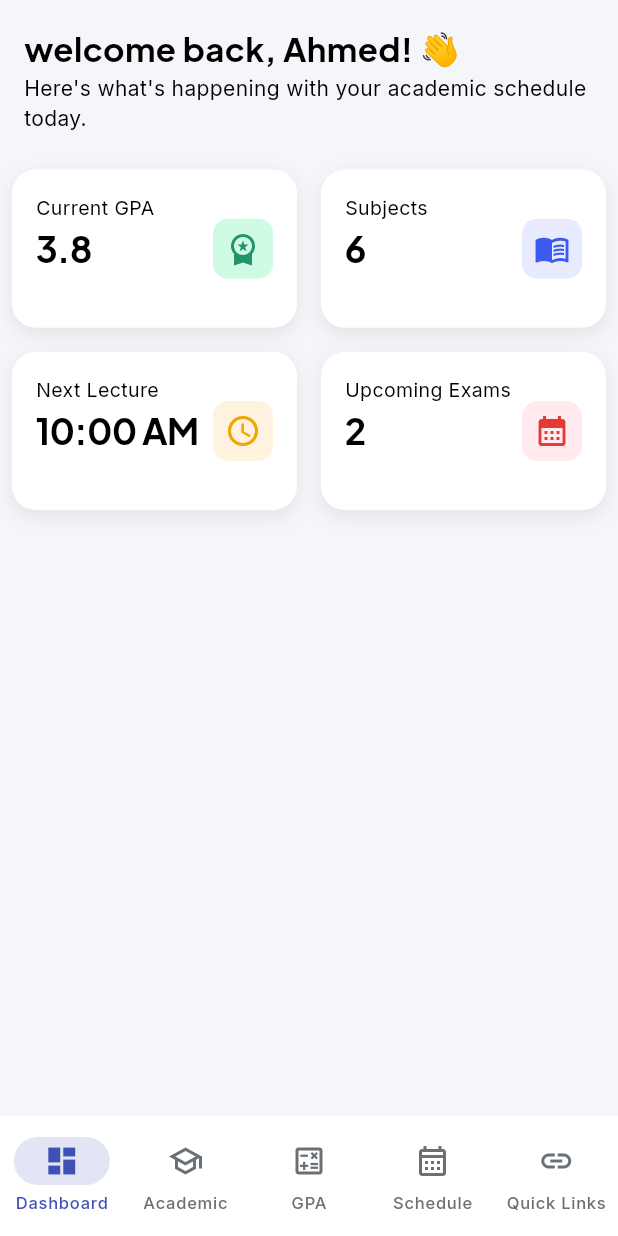
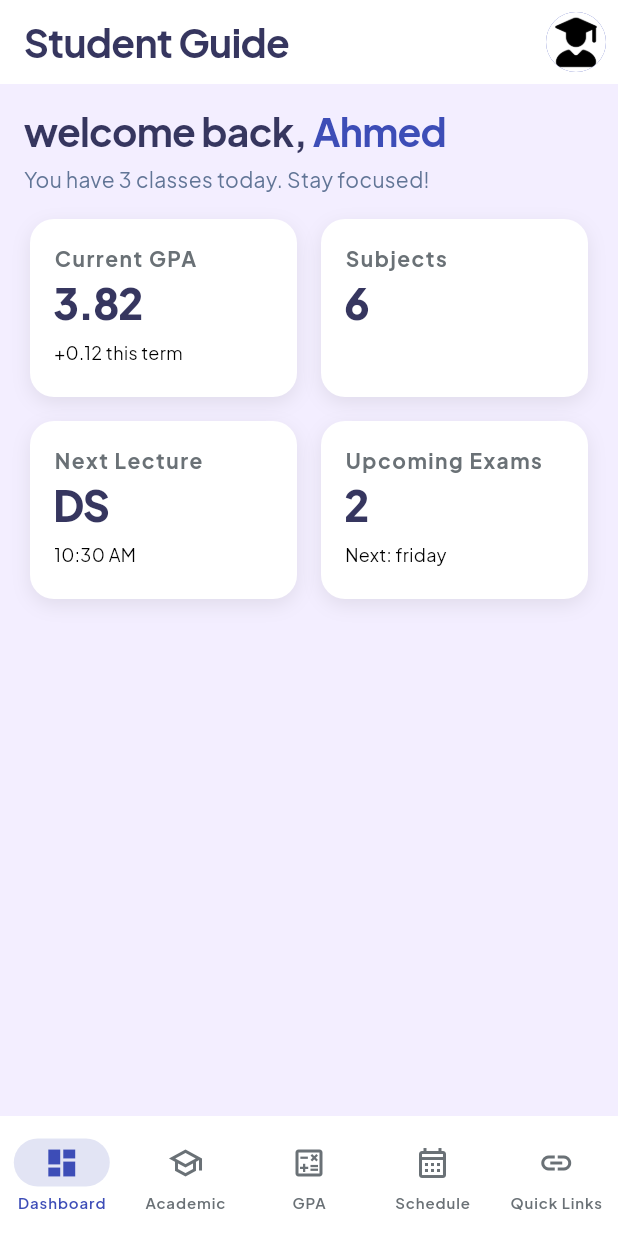
Before and after one commit to ahmedayman334/student-guide-app, a Flutter app: the screen it shows after launch, on a phone screen of 412 x 824 dp. Run offline on Flutter 3.47's test engine with Material 3 defaults, Android fonts, the phone set to English and light mode, and no system bars; our stand-ins replace go_router, google_fonts.

Commit message:
dashboard view

```diff
--- /dev/null
+++ b/mobile/student_guide/lib/core/constants/app_images.dart
@@ -0,0 +1,3 @@
+class AppImages {
+  static const profileImage = "assets/student_avatar.jpeg";
+}
--- a/mobile/student_guide/lib/core/theming/app_colors.dart
+++ b/mobile/student_guide/lib/core/theming/app_colors.dart
@@ -4,18 +4,18 @@ class AppColors {
   AppColors._();
 
   // ─── Brand ─────────────────────────────────────
-  static const Color primary = Color(0xFF3F51B5); // deep blue
+  static const Color primary = Color(0xFF3D4DB7); // deep blue
   static const Color secondary = Color(0xFF009688); // teal
   static const Color tertiary = Color(0xFFFFB300); // amber
 
   // ─── Light Theme ───────────────────────────────
   static const Color background = Color(0xFFFFFFFF);
-  static const Color scaffoldBackground = Color(0xFFF5F6FA);
+  static const Color scaffoldBackground = Color(0xFFF3EEFF);
   static const Color cardBackground = Color(0xFFFFFFFF);
   static const Color surfaceGrey = Color(0xFFEEEFF5);
 
-  static const Color textPrimary = Color(0xFF1A1A2E);
-  static const Color textSecondary = Color(0xFF6B7280);
+  static const Color textPrimary = Color(0xFF36365F);
+  static const Color textSecondary = Color(0xFF617596);
   static const Color textHint = Color(0xFFADB5BD);
 
   static const Color accent = Color(0xFF3F51B5);
@@ -28,7 +28,7 @@ class AppColors {
   static const Color divider = Color(0xFFE9ECEF);
 
   // ─── Dark Theme ────────────────────────────────
-  static const Color darkPrimary = Color(0xFF7986CB);
+  static const Color darkPrimary = Color(0xFF6674CC);
   static const Color darkBackground = Color(0xFF12121F);
   static const Color darkScaffoldBackground = Color(0xFF12121F);
   static const Color darkCardBackground = Color(0xFF1E1E32);
--- a/mobile/student_guide/lib/core/theming/app_text_style.dart
+++ b/mobile/student_guide/lib/core/theming/app_text_style.dart
@@ -4,15 +4,22 @@ import 'package:google_fonts/google_fonts.dart';
 class AppTextStyles {
   AppTextStyles._();
 
-  // Headings — Plus Jakarta Sans
+  static TextStyle displayTitle = GoogleFonts.plusJakartaSans(
+    fontSize: 28,
+    fontWeight: FontWeight.w800,
+    letterSpacing: -0.8,
+    height: 1.15,
+  );
+
   static TextStyle heading1 = GoogleFonts.plusJakartaSans(
-    fontSize: 24,
+    fontSize: 26,
     fontWeight: FontWeight.bold,
     letterSpacing: -0.5,
+    height: 1.2,
   );
 
   static TextStyle heading2 = GoogleFonts.plusJakartaSans(
-    fontSize: 20,
+    fontSize: 18,
     fontWeight: FontWeight.bold,
     letterSpacing: -0.3,
   );
@@ -20,44 +27,120 @@ class AppTextStyles {
   static TextStyle heading3 = GoogleFonts.plusJakartaSans(
     fontSize: 16,
     fontWeight: FontWeight.w600,
+    letterSpacing: -0.2,
   );
 
-  // Body — Inter
-  static TextStyle bodyLarge = GoogleFonts.inter(
+  static TextStyle statNumber = GoogleFonts.plusJakartaSans(
+    fontSize: 28,
+    fontWeight: FontWeight.w800,
+    letterSpacing: -1.0,
+    height: 1.0,
+  );
+
+  static TextStyle statNumberSmall = GoogleFonts.plusJakartaSans(
+    fontSize: 14,
+    fontWeight: FontWeight.bold,
+    letterSpacing: -0.5,
+  );
+
+  static TextStyle sectionLabel = GoogleFonts.plusJakartaSans(
+    fontSize: 11,
+    fontWeight: FontWeight.w600,
+    letterSpacing: 1.2,
+    height: 1.4,
+  );
+
+  static TextStyle cardLabel = GoogleFonts.plusJakartaSans(
+    fontSize: 14,
+    fontWeight: FontWeight.w700,
+    letterSpacing: 1.0,
+    height: 1.4,
+  );
+
+  static TextStyle bodyMedium = GoogleFonts.plusJakartaSans(
+    fontSize: 13,
+    fontWeight: FontWeight.normal,
+    height: 1.5,
+  );
+
+  static TextStyle bodySmall = GoogleFonts.plusJakartaSans(
+    fontSize: 12,
+    fontWeight: FontWeight.normal,
+    height: 1.45,
+  );
+
+  static TextStyle subtitle = GoogleFonts.plusJakartaSans(
+    fontSize: 14,
+    fontWeight: FontWeight.normal,
+    height: 1.5,
+  );
+
+  static TextStyle buttonPrimary = GoogleFonts.plusJakartaSans(
     fontSize: 15,
+    fontWeight: FontWeight.w600,
+    letterSpacing: 0.1,
+  );
+
+  static TextStyle buttonSecondary = GoogleFonts.plusJakartaSans(
+    fontSize: 14,
+    fontWeight: FontWeight.w500,
+  );
+
+  static TextStyle linkText = GoogleFonts.plusJakartaSans(
+    fontSize: 13,
+    fontWeight: FontWeight.w600,
+    letterSpacing: 0.1,
+  );
+
+  static TextStyle timeSlot = GoogleFonts.plusJakartaSans(
+    fontSize: 13,
+    fontWeight: FontWeight.w600,
+  );
+
+  static TextStyle badge = GoogleFonts.plusJakartaSans(
+    fontSize: 10,
+    fontWeight: FontWeight.bold,
+    letterSpacing: 0.8,
+  );
+
+  static TextStyle inputLabel = GoogleFonts.plusJakartaSans(
+    fontSize: 13,
+    fontWeight: FontWeight.w600,
+    height: 1.4,
+  );
+
+  static TextStyle inputHint = GoogleFonts.plusJakartaSans(
+    fontSize: 14,
     fontWeight: FontWeight.normal,
   );
 
-  static TextStyle bodyMedium = GoogleFonts.inter(
+  static TextStyle inputValue = GoogleFonts.plusJakartaSans(
+    fontSize: 14,
+    fontWeight: FontWeight.w500,
+  );
+
+  static TextStyle profileName = GoogleFonts.plusJakartaSans(
+    fontSize: 22,
+    fontWeight: FontWeight.bold,
+    letterSpacing: -0.3,
+  );
+
+  static TextStyle profileSubtitle = GoogleFonts.plusJakartaSans(
     fontSize: 13,
     fontWeight: FontWeight.normal,
+    height: 1.4,
   );
 
-  static TextStyle bodySmall = GoogleFonts.inter(
-    fontSize: 11,
-    fontWeight: FontWeight.normal,
+  static TextStyle navLabel = GoogleFonts.plusJakartaSans(
+    fontSize: 10,
+    fontWeight: FontWeight.w600,
+    letterSpacing: 0.6,
   );
 
-  // Labels — Inter
-  static TextStyle labelLarge = GoogleFonts.inter(
-    fontSize: 14,
-    fontWeight: FontWeight.w600,
-  );
-
-  static TextStyle labelSmall = GoogleFonts.inter(
-    fontSize: 11,
-    fontWeight: FontWeight.w500,
-    letterSpacing: 0.5,
-  );
-
-  // Welcome
-  static TextStyle welcomeTitle = GoogleFonts.plusJakartaSans(
-    fontSize: 22,
-    fontWeight: FontWeight.bold,
-  );
-
-  static TextStyle welcomeSubtitle = GoogleFonts.inter(
-    fontSize: 14,
+  static TextStyle tipText = GoogleFonts.plusJakartaSans(
+    fontSize: 13,
     fontWeight: FontWeight.normal,
+    fontStyle: FontStyle.italic,
+    height: 1.5,
   );
 }
--- a/mobile/student_guide/lib/core/theming/app_theme.dart
+++ b/mobile/student_guide/lib/core/theming/app_theme.dart
@@ -41,9 +41,9 @@ class AppTheme {
       }),
       labelTextStyle: WidgetStateProperty.resolveWith((states) {
         if (states.contains(WidgetState.selected)) {
-          return AppTextStyles.labelSmall.copyWith(color: AppColors.primary);
+          return AppTextStyles.navLabel.copyWith(color: AppColors.primary);  // was: labelSmall
         }
-        return AppTextStyles.labelSmall.copyWith(
+        return AppTextStyles.navLabel.copyWith(
           color: AppColors.bottomNavInactive,
         );
       }),
@@ -55,7 +55,7 @@ class AppTheme {
         elevation: 0,
         padding: const EdgeInsets.symmetric(horizontal: 24, vertical: 14),
         shape: RoundedRectangleBorder(borderRadius: BorderRadius.circular(12)),
-        textStyle: AppTextStyles.labelLarge,
+        textStyle: AppTextStyles.buttonPrimary,  // was: labelLarge
       ),
     ),
     inputDecorationTheme: InputDecorationTheme(
@@ -66,7 +66,7 @@ class AppTheme {
         borderSide: BorderSide.none,
       ),
       contentPadding: const EdgeInsets.symmetric(horizontal: 16, vertical: 14),
-      hintStyle: AppTextStyles.bodyMedium,
+      hintStyle: AppTextStyles.inputHint,  // was: bodyMedium
     ),
     dividerTheme: const DividerThemeData(
       color: AppColors.divider,
@@ -109,11 +109,11 @@ class AppTheme {
       }),
       labelTextStyle: WidgetStateProperty.resolveWith((states) {
         if (states.contains(WidgetState.selected)) {
-          return AppTextStyles.labelSmall.copyWith(
+          return AppTextStyles.navLabel.copyWith(
             color: AppColors.darkPrimary,
-          );
+          );  // was: labelSmall
         }
-        return AppTextStyles.labelSmall.copyWith(
+        return AppTextStyles.navLabel.copyWith(
           color: AppColors.darkBottomNavInactive,
         );
       }),
@@ -125,7 +125,7 @@ class AppTheme {
         elevation: 0,
         padding: const EdgeInsets.symmetric(horizontal: 24, vertical: 14),
         shape: RoundedRectangleBorder(borderRadius: BorderRadius.circular(12)),
-        textStyle: AppTextStyles.labelLarge,
+        textStyle: AppTextStyles.buttonPrimary,  // was: labelLarge
       ),
     ),
     inputDecorationTheme: InputDecorationTheme(
@@ -136,7 +136,7 @@ class AppTheme {
         borderSide: BorderSide.none,
       ),
       contentPadding: const EdgeInsets.symmetric(horizontal: 16, vertical: 14),
-      hintStyle: AppTextStyles.bodyMedium,
+      hintStyle: AppTextStyles.inputHint,  // was: bodyMedium
     ),
     dividerTheme: const DividerThemeData(
       color: AppColors.darkDivider,
--- a/mobile/student_guide/lib/features/dashboard/models/stat_card_model.dart
+++ b/mobile/student_guide/lib/features/dashboard/models/stat_card_model.dart
@@ -1,49 +1,22 @@
-
-import 'package:flutter/material.dart';
-
 class StatCardModel {
   final String title;
   final String value;
-  final IconData icon;
-  final Color iconColor;
-  final Color iconBgColor;
+  final String? subtitle;
 
   const StatCardModel({
     required this.title,
     required this.value,
-    required this.icon,
-    required this.iconColor,
-    required this.iconBgColor,
+    this.subtitle,
   });
 }
 
 final List<StatCardModel> statCards = [
   StatCardModel(
     title: 'Current GPA',
-    value: '3.8',
-    icon: Icons.workspace_premium,
-    iconColor: Color(0xff219469),
-    iconBgColor: Color(0xffcffbe4),
+    value: '3.82',
+    subtitle: "+0.12 this term",
   ),
-  StatCardModel(
-    title: 'Subjects',
-    value: '6',
-    icon: Icons.menu_book,
-    iconColor: Color(0xff3d5af1),
-    iconBgColor: Color(0xffe8ebfd),
-  ),
-  StatCardModel(
-    title: 'Next Lecture',
-    value: '10:00 AM',
-    icon: Icons.access_time,
-    iconColor: Color(0xfff0a500),
-    iconBgColor: Color(0xfffff3e0),
-  ),
-  StatCardModel(
-    title: 'Upcoming Exams',
-    value: '2',
-    icon: Icons.calendar_month,
-    iconColor: Color(0xffe53935),
-    iconBgColor: Color(0xffffebee),
-  ),
+  StatCardModel(title: 'Subjects', value: '6'),
+  StatCardModel(title: 'Next Lecture', value: "DS", subtitle: "10:30 AM"),
+  StatCardModel(title: 'Upcoming Exams', value: '2', subtitle: "Next: friday"),
 ];
--- a/mobile/student_guide/lib/features/dashboard/views/view/dashboard_view.dart
+++ b/mobile/student_guide/lib/features/dashboard/views/view/dashboard_view.dart
@@ -9,13 +9,13 @@ class DashboardView extends StatelessWidget {
   @override
   Widget build(BuildContext context) {
     return Scaffold(
-      body: SafeArea(
-        child: CustomScrollView(
-          slivers: [
-            SliverToBoxAdapter(child: WelcomeMessage(name: 'Ahmed')),
-            StatCardGridView(),
-          ],
-        ),
+      body: CustomScrollView(
+        slivers: [
+          SliverToBoxAdapter(
+            child: WelcomeMessage(name: 'Ahmed', classCount: 3),
+          ),
+          StatCardGridView(),
+        ],
       ),
     );
   }
--- /dev/null
+++ b/mobile/student_guide/lib/features/dashboard/views/widgets/boost_your_gpa_widget.dart
@@ -0,0 +1,11 @@
+
+import 'package:flutter/widgets.dart';
+
+class BoostYourGpaWidget extends StatelessWidget {
+  const BoostYourGpaWidget({super.key});
+
+  @override
+  Widget build(BuildContext context) {
+    return Container();
+  }
+}
--- /dev/null
+++ b/mobile/student_guide/lib/features/dashboard/views/widgets/quick_tasks_widget.dart
@@ -0,0 +1,10 @@
+import 'package:flutter/widgets.dart';
+
+class QuickTasksWidget extends StatelessWidget {
+  const QuickTasksWidget({super.key});
+
+  @override
+  Widget build(BuildContext context) {
+    return Container();
+  }
+}
--- a/mobile/student_guide/lib/features/dashboard/views/widgets/stat_card_grid_view.dart
+++ b/mobile/student_guide/lib/features/dashboard/views/widgets/stat_card_grid_view.dart
@@ -8,13 +8,13 @@ class StatCardGridView extends StatelessWidget {
   @override
   Widget build(BuildContext context) {
     return SliverPadding(
-      padding: const EdgeInsets.all(8.0),
+      padding: const EdgeInsets.symmetric(horizontal: 20),
       sliver: SliverGrid(
         gridDelegate: SliverGridDelegateWithFixedCrossAxisCount(
           crossAxisCount: 2,
           crossAxisSpacing: 16,
           mainAxisSpacing: 16,
-          childAspectRatio: 1.8,
+          childAspectRatio: 1.5,
         ),
 
         delegate: SliverChildListDelegate(
@@ -22,9 +22,7 @@ class StatCardGridView extends StatelessWidget {
             return StatCard(
               title: card.title,
               value: card.value,
-              icon: card.icon,
-              iconColor: card.iconColor,
-              iconBackgroundColor: card.iconBgColor,
+              subtitle: card.subtitle,
             );
           }).toList(),
         ),
--- a/mobile/student_guide/lib/features/dashboard/views/widgets/stat_card_widget.dart
+++ b/mobile/student_guide/lib/features/dashboard/views/widgets/stat_card_widget.dart
@@ -1,19 +1,17 @@
 import 'package:flutter/material.dart';
+import 'package:student_guide/core/theming/app_colors.dart';
 import 'package:student_guide/core/theming/app_text_style.dart';
 
 class StatCard extends StatelessWidget {
   final String title;
   final String value;
-  final IconData icon;
-  final Color iconColor;
-  final Color iconBackgroundColor;
+  final String? subtitle;
+
   const StatCard({
     super.key,
     required this.title,
     required this.value,
-    required this.icon,
-    required this.iconColor,
-    required this.iconBackgroundColor,
+    this.subtitle,
   });
 
   @override
@@ -31,29 +29,26 @@ class StatCard extends StatelessWidget {
           ),
         ],
       ),
+      child: Column(
+        crossAxisAlignment: CrossAxisAlignment.start,
 
-      child: Row(
         children: [
-          Column(
-            crossAxisAlignment: CrossAxisAlignment.start,
+          Text(
+            title,
+            style: AppTextStyles.cardLabel.copyWith(
+              color: AppColors.bottomNavInactive,
+            ),
+          ),
 
-            children: [
-              Text(title, style: AppTextStyles.bodyMedium),
-              Text(value, style: AppTextStyles.heading1),
-            ],
+          SizedBox(height: 6),
+          Text(
+            value,
+            style: AppTextStyles.statNumber.copyWith(
+              color: AppColors.textPrimary,
+            ),
           ),
-          const Spacer(),
-          Container(
-            decoration: BoxDecoration(
-              color: iconBackgroundColor,
-
-              borderRadius: BorderRadius.circular(10),
-            ),
-            height: 40,
-            width: 40,
-
-            child: Center(child: Icon(icon, color: iconColor)),
-          ),
+          SizedBox(height: 10),
+          if (subtitle != null) Text(subtitle!, style: AppTextStyles.bodySmall),
         ],
       ),
     );
--- /dev/null
+++ b/mobile/student_guide/lib/features/dashboard/views/widgets/today_schedule_widget.dart
@@ -0,0 +1,10 @@
+import 'package:flutter/widgets.dart';
+
+class TodayScheduleWidget extends StatelessWidget {
+  const TodayScheduleWidget({super.key});
+
+  @override
+  Widget build(BuildContext context) {
+    return Container();
+  }
+}
--- a/mobile/student_guide/lib/features/dashboard/views/widgets/welcome_message_widget.dart
+++ b/mobile/student_guide/lib/features/dashboard/views/widgets/welcome_message_widget.dart
@@ -1,9 +1,15 @@
-import 'package:flutter/widgets.dart';
+import 'package:flutter/material.dart';
+import 'package:student_guide/core/theming/app_colors.dart';
 import 'package:student_guide/core/theming/app_text_style.dart';
 
 class WelcomeMessage extends StatelessWidget {
   final String name;
-  const WelcomeMessage({super.key, required this.name});
+  final int classCount;
+  const WelcomeMessage({
+    super.key,
+    required this.name,
+    required this.classCount,
+  });
 
   @override
   Widget build(BuildContext context) {
@@ -12,10 +18,31 @@ class WelcomeMessage extends StatelessWidget {
       child: Column(
         crossAxisAlignment: CrossAxisAlignment.start,
         children: [
-          Text("welcome back, $name! 👋", style: AppTextStyles.welcomeTitle),
+          RichText(
+            text: TextSpan(
+              children: [
+                TextSpan(
+                  text: "welcome back, ",
+                  style: AppTextStyles.heading1.copyWith(
+                    color: AppColors.textPrimary,
+                  ),
+                ),
+                TextSpan(
+                  text: name,
+                  style: AppTextStyles.heading1.copyWith(
+                    color: AppColors.primary,
+                  ),
+                ),
+              ],
+            ),
+          ),
+
+          SizedBox(height: 6),
           Text(
-            "Here's what's happening with your academic schedule today.",
-            style: AppTextStyles.welcomeSubtitle,
+            "You have $classCount classes today. Stay focused!",
+            style: AppTextStyles.subtitle.copyWith(
+              color: AppColors.textSecondary,
+            ),
           ),
         ],
       ),
--- a/mobile/student_guide/lib/features/profile/views/view/profile_view.dart
+++ b/mobile/student_guide/lib/features/profile/views/view/profile_view.dart
@@ -5,6 +5,10 @@ class ProfileView extends StatelessWidget {
 
   @override
   Widget build(BuildContext context) {
-    return Scaffold(body: Center(child: Text("profile screen")));
+    return Scaffold(
+      appBar: AppBar(iconTheme: IconThemeData(color: Colors.black)),
+
+      body: Center(child: Text("profile screen")),
+    );
   }
 }
--- a/mobile/student_guide/lib/shared/widgets/app_shell.dart
+++ b/mobile/student_guide/lib/shared/widgets/app_shell.dart
@@ -1,6 +1,6 @@
-// ignore_for_file: public_member_api_docs, sort_constructors_first
 import 'package:flutter/material.dart';
 import 'package:go_router/go_router.dart';
+import 'package:student_guide/shared/widgets/shell_app_bar.dart';
 
 class AppShell extends StatelessWidget {
   final StatefulNavigationShell navigationShell;
@@ -10,12 +10,13 @@ class AppShell extends StatelessWidget {
   @override
   Widget build(BuildContext context) {
     return Scaffold(
+      appBar:ShellAppBar(),
       body: navigationShell,
       bottomNavigationBar: NavigationBar(
         selectedIndex: navigationShell.currentIndex,
         onDestinationSelected: (index) => navigationShell.goBranch(index),
 
-        destinations:const  [
+        destinations: const [
           NavigationDestination(
             icon: Icon(Icons.dashboard_outlined),
             selectedIcon: Icon(Icons.dashboard),
--- /dev/null
+++ b/mobile/student_guide/lib/shared/widgets/shell_app_bar.dart
@@ -0,0 +1,31 @@
+import 'package:flutter/material.dart';
+import 'package:go_router/go_router.dart';
+import 'package:student_guide/core/constants/app_images.dart';
+import 'package:student_guide/core/theming/app_colors.dart';
+import 'package:student_guide/core/theming/app_text_style.dart';
+
+class ShellAppBar extends StatelessWidget implements PreferredSizeWidget {
+  const ShellAppBar({super.key});
+
+  @override
+  Widget build(BuildContext context) {
+    return AppBar(
+      title: Text(
+        "Student Guide",
+        style: AppTextStyles.heading1.copyWith(color: AppColors.textPrimary),
+      ),
+      actions: [
+        IconButton(
+          onPressed: () => context.push("/profile"),
+
+          icon: CircleAvatar(
+            backgroundImage: AssetImage(AppImages.profileImage),
+          ),
+        ),
+      ],
+    );
+  }
+
+  @override
+  Size get preferredSize => const Size.fromHeight(kToolbarHeight);
+}
--- a/mobile/student_guide/pubspec.yaml
+++ b/mobile/student_guide/pubspec.yaml
@@ -53,8 +53,8 @@ flutter:
   # the material Icons class.
   uses-material-design: true
   # To add assets to your application, add an assets section, like this:
-  # assets:
-  #   - images/a_dot_burr.jpeg
+  assets:
+    - assets/student_avatar.jpeg
   #   - images/a_dot_ham.jpeg
   # An image asset can refer to one or more resolution-specific "variants", see
   # https://flutter.dev/to/resolution-aware-images
```
Also changed, not shown: mobile/student_guide/assets/student_avatar.jpeg (added), 1 other file.
